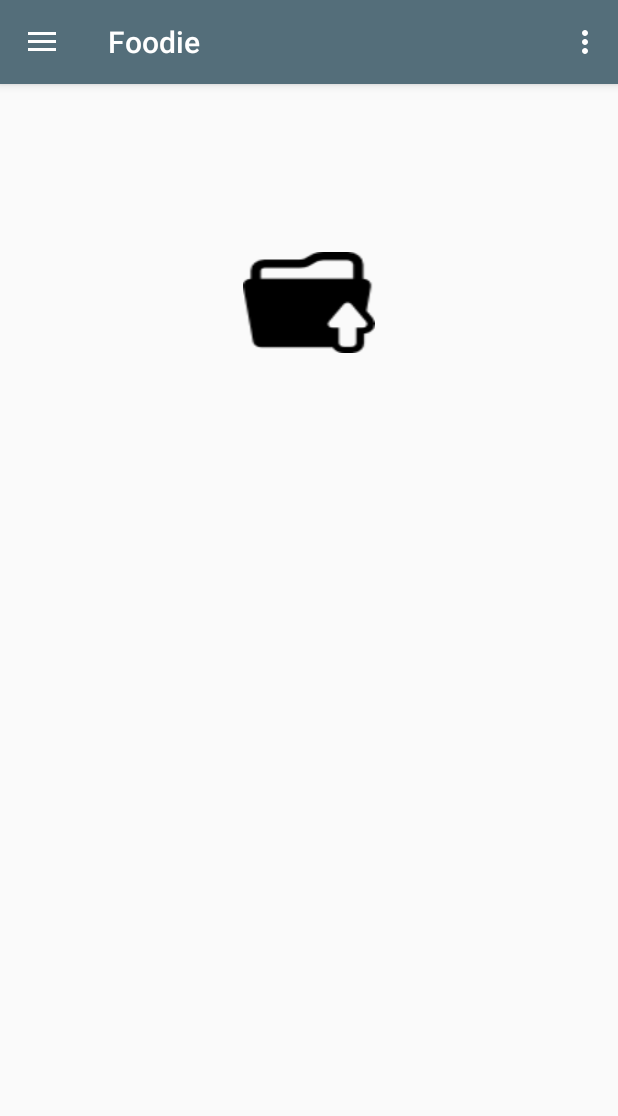
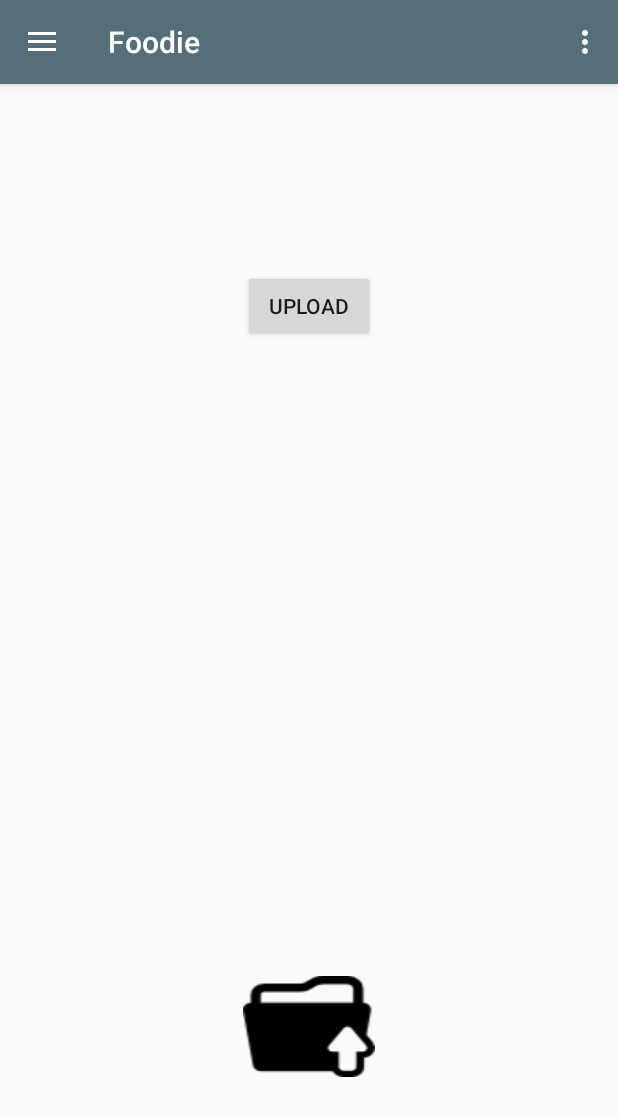
Before and after one commit to byteShaft/foodie, an Android app: the fragment UploadFragment placed in its activity, on a phone screen of 412 x 824 dp. Shown: the top 1116 px of the screen. Run offline under Robolectric (Android 15) with nearby library versions, the phone set to English and light mode, and no system bars; pictures from the network do not load.

Commit message:
uploading single image

```diff
--- a/app/src/main/java/com/byteshaft/foodie/activities/LoginActivity.java
+++ b/app/src/main/java/com/byteshaft/foodie/activities/LoginActivity.java
@@ -18,7 +18,6 @@ import org.json.JSONException;
 import org.json.JSONObject;
 
 import java.io.IOException;
-import java.net.HttpURLConnection;
 
 
 public class LoginActivity extends Activity implements View.OnClickListener {
@@ -70,7 +69,7 @@ public class LoginActivity extends Activity implements View.OnClickListener {
                 try {
                   data =   Helpers.authPostRequest
                           (String.format(
-                                  AppGlobals.BASE_URL+"username="+"%s"+"&password="+"%s", params[0], params[1]));
+                                  AppGlobals.LOGIN_URL +"username="+"%s"+"&password="+"%s", params[0], params[1]));
                 } catch (IOException e) {
                     e.printStackTrace();
                 }
--- a/app/src/main/java/com/byteshaft/foodie/utils/AppGlobals.java
+++ b/app/src/main/java/com/byteshaft/foodie/utils/AppGlobals.java
@@ -10,7 +10,9 @@ public class AppGlobals extends Application {
     public static final String USER_LOGIN_KEY = "user_login_key";
     public static final String KEY_USERNAME = "username";
     public static final String KEY_PASSWORD = "password";
-    public static final String BASE_URL = "http://tode.ca/tode_rest_php/r_sa_user_select.php?";
+    public static final String BASE_URL = "http://tode.ca/tode_rest_php/";
+    public static final String SEND_IMAGES_URL = String.format("%sr_sa_add_food_entry.php", BASE_URL);
+    public static final String LOGIN_URL = String.format("%sr_sa_user_select.php?", BASE_URL);
 
 
     @Override
--- a/app/src/main/res/layout/fragment_upload.xml
+++ b/app/src/main/res/layout/fragment_upload.xml
@@ -7,14 +7,14 @@
         android:layout_width="wrap_content"
         android:layout_height="wrap_content"
         android:background="@drawable/upload"
-        android:id="@+id/upload"
-        android:layout_alignParentTop="true"
+        android:id="@+id/select_image"
+        android:layout_alignParentBottom="true"
         android:layout_centerHorizontal="true"
-        android:layout_marginTop="96dp" />
+        android:layout_marginBottom="90dp" />
 
     <HorizontalScrollView
         android:id="@+id/horizontal_scroll"
-        android:layout_below="@+id/upload"
+        android:layout_below="@+id/select_image"
         android:layout_width="match_parent"
         android:layout_height="wrap_content">
 
@@ -27,4 +27,13 @@
 
     </HorizontalScrollView>
 
+    <Button
+        android:layout_width="wrap_content"
+        android:layout_height="wrap_content"
+        android:text="upload"
+        android:id="@+id/upload"
+        android:layout_alignParentTop="true"
+        android:layout_centerHorizontal="true"
+        android:layout_marginTop="108dp" />
+
 </RelativeLayout>
```
Also changed, not shown: app/src/main/java/com/byteshaft/foodie/fragments/UploadFragment.java (+63 -6 lines), app/src/main/java/com/byteshaft/foodie/utils/MultiPartUtility.java (+22 -24 lines).
